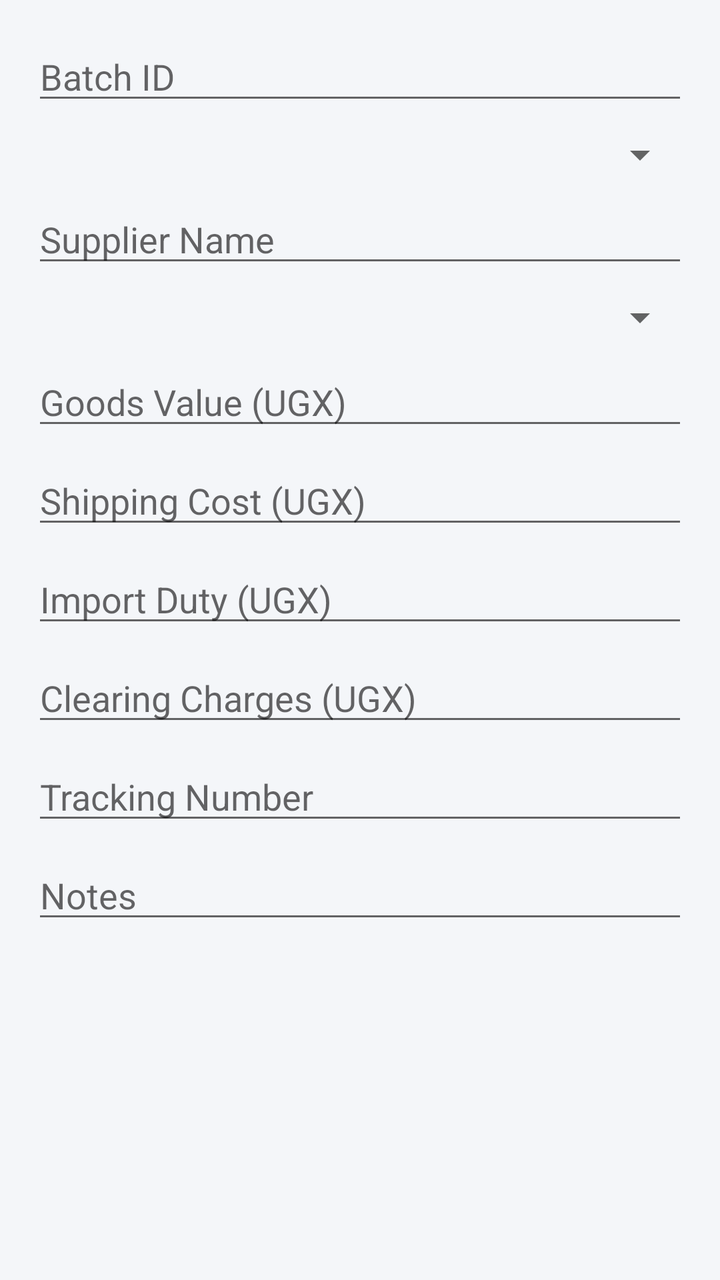
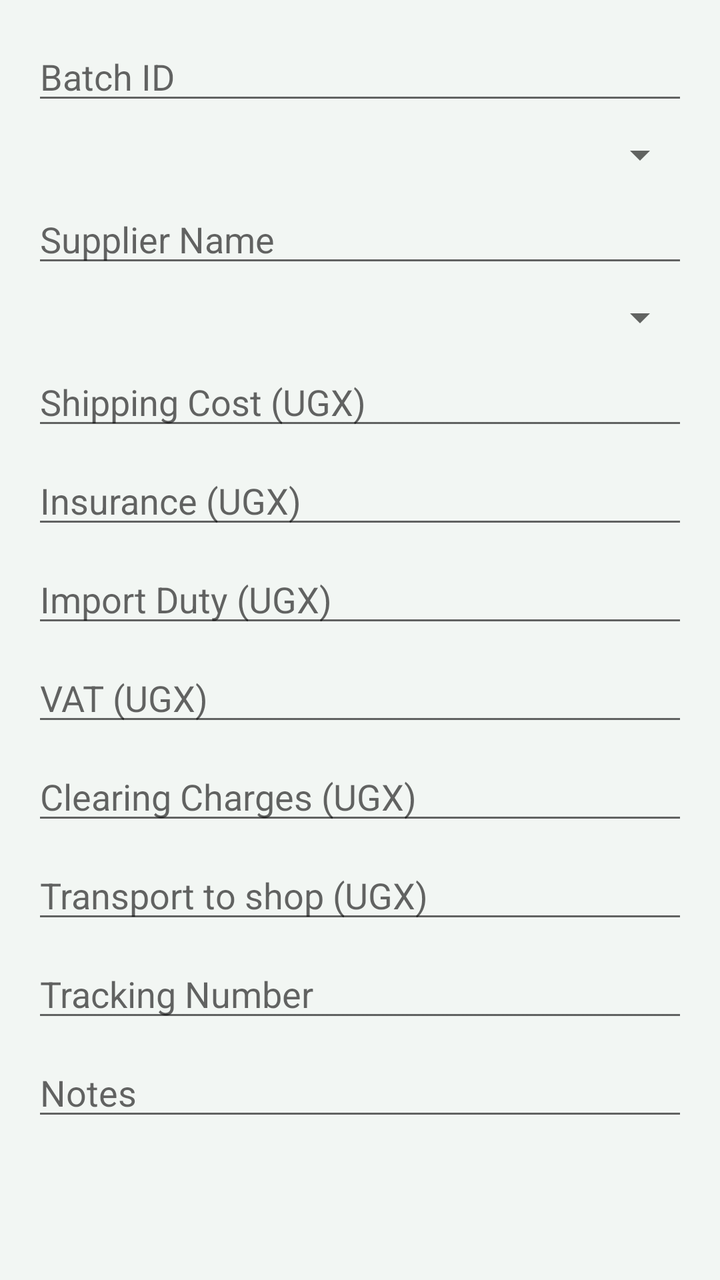

Compare the two renders of this Android layout. The source of the first and the diff that turns it into the second are given below.
<!-- AndroidManifest.xml: application theme Theme.FinanceApp -->
<!-- res/layout/dialog_add_shipment.xml -->
<?xml version="1.0" encoding="utf-8"?>
<ScrollView xmlns:android="http://schemas.android.com/apk/res/android"
    android:layout_width="match_parent"
    android:layout_height="wrap_content">

    <LinearLayout
        android:layout_width="match_parent"
        android:layout_height="wrap_content"
        android:orientation="vertical"
        android:padding="16dp">

        <EditText
            android:id="@+id/etBatchId"
            android:layout_width="match_parent"
            android:layout_height="wrap_content"
            android:hint="Batch ID"
            android:inputType="text" />

        <Spinner
            android:id="@+id/spinnerCountry"
            android:layout_width="match_parent"
            android:layout_height="wrap_content"
            android:layout_marginTop="8dp" />

        <EditText
            android:id="@+id/etSupplier"
            android:layout_width="match_parent"
            android:layout_height="wrap_content"
            android:hint="Supplier Name"
            android:layout_marginTop="8dp" />

        <Spinner
            android:id="@+id/spinnerStatus"
            android:layout_width="match_parent"
            android:layout_height="wrap_content"
            android:layout_marginTop="8dp" />

        <EditText
            android:id="@+id/etTotalValue"
            android:layout_width="match_parent"
            android:layout_height="wrap_content"
            android:hint="Goods Value (UGX)"
            android:inputType="numberDecimal"
            android:layout_marginTop="8dp" />

        <EditText
            android:id="@+id/etShippingCost"
            android:layout_width="match_parent"
            android:layout_height="wrap_content"
            android:hint="Shipping Cost (UGX)"
            android:inputType="numberDecimal"
            android:layout_marginTop="8dp" />

        <EditText
            android:id="@+id/etImportDuty"
            android:layout_width="match_parent"
            android:layout_height="wrap_content"
            android:hint="Import Duty (UGX)"
            android:inputType="numberDecimal"
            android:layout_marginTop="8dp" />

        <EditText
            android:id="@+id/etClearingCharges"
            android:layout_width="match_parent"
            android:layout_height="wrap_content"
            android:hint="Clearing Charges (UGX)"
            android:inputType="numberDecimal"
            android:layout_marginTop="8dp" />

        <EditText
            android:id="@+id/etTrackingNumber"
            android:layout_width="match_parent"
            android:layout_height="wrap_content"
            android:hint="Tracking Number"
            android:layout_marginTop="8dp" />

        <EditText
            android:id="@+id/etNotes"
            android:layout_width="match_parent"
            android:layout_height="wrap_content"
            android:hint="Notes"
            android:layout_marginTop="8dp" />

    </LinearLayout>
</ScrollView>
<!-- resources referenced by this layout -->
<resources>
  <style name="Theme.FinanceApp" parent="Theme.MaterialComponents.Light.NoActionBar">
          <item name="colorPrimary">@color/primary</item>
          <item name="colorPrimaryVariant">@color/primary_dark</item>
          <item name="colorOnPrimary">@color/text_on_primary</item>
          <item name="colorSecondary">@color/accent</item>
          <item name="colorSecondaryVariant">@color/accent_light</item>
          <item name="colorOnSecondary">@color/text_on_accent</item>
          <item name="android:colorBackground">@color/background</item>
          <item name="android:windowBackground">@color/background</item>
          <item name="android:statusBarColor">@color/primary_dark</item>
          <item name="android:navigationBarColor">@color/surface</item>
          <item name="materialButtonStyle">@style/Button.Primary</item>
          <item name="floatingActionButtonStyle">@style/Fab.Primary</item>
          <item name="textInputStyle">@style/TextInput.Finance</item>
      </style>
  <color name="primary">#0F2744</color>
  <color name="primary_dark">#091A2E</color>
  <color name="text_on_primary">#FFFFFF</color>
  <color name="accent">#C9A227</color>
  <color name="accent_light">#F5E6B8</color>
  <color name="text_on_accent">#0F172A</color>
  <color name="background">#F4F6F9</color>
  <color name="surface">#FFFFFF</color>
  <style name="Button.Primary" parent="Widget.MaterialComponents.Button">
          <item name="android:textColor">@color/text_on_primary</item>
          <item name="backgroundTint">@color/primary</item>
          <item name="cornerRadius">@dimen/radius_md</item>
          <item name="android:paddingTop">14dp</item>
          <item name="android:paddingBottom">14dp</item>
          <item name="android:textAllCaps">false</item>
          <item name="android:fontFamily">sans-serif-medium</item>
      </style>
  <style name="Fab.Primary" parent="Widget.MaterialComponents.FloatingActionButton">
          <item name="backgroundTint">@color/accent</item>
          <item name="tint">@color/text_on_accent</item>
          <item name="elevation">6dp</item>
      </style>
  <style name="TextInput.Finance" parent="Widget.MaterialComponents.TextInputLayout.OutlinedBox">
          <item name="boxCornerRadiusTopStart">@dimen/radius_sm</item>
          <item name="boxCornerRadiusTopEnd">@dimen/radius_sm</item>
          <item name="boxCornerRadiusBottomStart">@dimen/radius_sm</item>
          <item name="boxCornerRadiusBottomEnd">@dimen/radius_sm</item>
          <item name="boxStrokeColor">@color/primary</item>
          <item name="hintTextColor">@color/text_hint</item>
      </style>
  <dimen name="radius_md">12dp</dimen>
  <dimen name="radius_sm">8dp</dimen>
  <color name="text_hint">#94A3B8</color>
</resources>

<!-- the commit's change to res/layout/dialog_add_shipment.xml (unified diff, before → after) -->
@@ -36,18 +36,18 @@
             android:layout_marginTop="8dp" />
 
         <EditText
-            android:id="@+id/etTotalValue"
+            android:id="@+id/etShippingCost"
             android:layout_width="match_parent"
             android:layout_height="wrap_content"
-            android:hint="Goods Value (UGX)"
+            android:hint="Shipping Cost (UGX)"
             android:inputType="numberDecimal"
             android:layout_marginTop="8dp" />
 
         <EditText
-            android:id="@+id/etShippingCost"
+            android:id="@+id/etInsuranceCost"
             android:layout_width="match_parent"
             android:layout_height="wrap_content"
-            android:hint="Shipping Cost (UGX)"
+            android:hint="Insurance (UGX)"
             android:inputType="numberDecimal"
             android:layout_marginTop="8dp" />
 
@@ -60,10 +60,26 @@
             android:layout_marginTop="8dp" />
 
         <EditText
+            android:id="@+id/etVat"
+            android:layout_width="match_parent"
+            android:layout_height="wrap_content"
+            android:hint="VAT (UGX)"
+            android:inputType="numberDecimal"
+            android:layout_marginTop="8dp" />
+
+        <EditText
             android:id="@+id/etClearingCharges"
             android:layout_width="match_parent"
             android:layout_height="wrap_content"
             android:hint="Clearing Charges (UGX)"
+            android:inputType="numberDecimal"
+            android:layout_marginTop="8dp" />
+
+        <EditText
+            android:id="@+id/etTransportToStore"
+            android:layout_width="match_parent"
+            android:layout_height="wrap_content"
+            android:hint="Transport to shop (UGX)"
             android:inputType="numberDecimal"
             android:layout_marginTop="8dp" />
 
<!-- resource entries referenced after the edit -->
@@ -15,13 +15,13 @@
           <item name="floatingActionButtonStyle">@style/Fab.Primary</item>
           <item name="textInputStyle">@style/TextInput.Finance</item>
       </style>
-  <color name="primary">#0F2744</color>
-  <color name="primary_dark">#091A2E</color>
+  <color name="primary">#174A3A</color>
+  <color name="primary_dark">#0D3026</color>
   <color name="text_on_primary">#FFFFFF</color>
-  <color name="accent">#C9A227</color>
-  <color name="accent_light">#F5E6B8</color>
-  <color name="text_on_accent">#0F172A</color>
-  <color name="background">#F4F6F9</color>
+  <color name="accent">#E8B943</color>
+  <color name="accent_light">#F8E8B5</color>
+  <color name="text_on_accent">#17251F</color>
+  <color name="background">#F2F6F3</color>
   <color name="surface">#FFFFFF</color>
   <style name="Button.Primary" parent="Widget.MaterialComponents.Button">
           <item name="android:textColor">@color/text_on_primary</item>
@@ -45,8 +45,8 @@
           <item name="boxStrokeColor">@color/primary</item>
           <item name="hintTextColor">@color/text_hint</item>
       </style>
-  <dimen name="radius_md">12dp</dimen>
-  <dimen name="radius_sm">8dp</dimen>
-  <color name="text_hint">#94A3B8</color>
+  <dimen name="radius_md">8dp</dimen>
+  <dimen name="radius_sm">4dp</dimen>
+  <color name="text_hint">#87958C</color>
 </resources>
 
